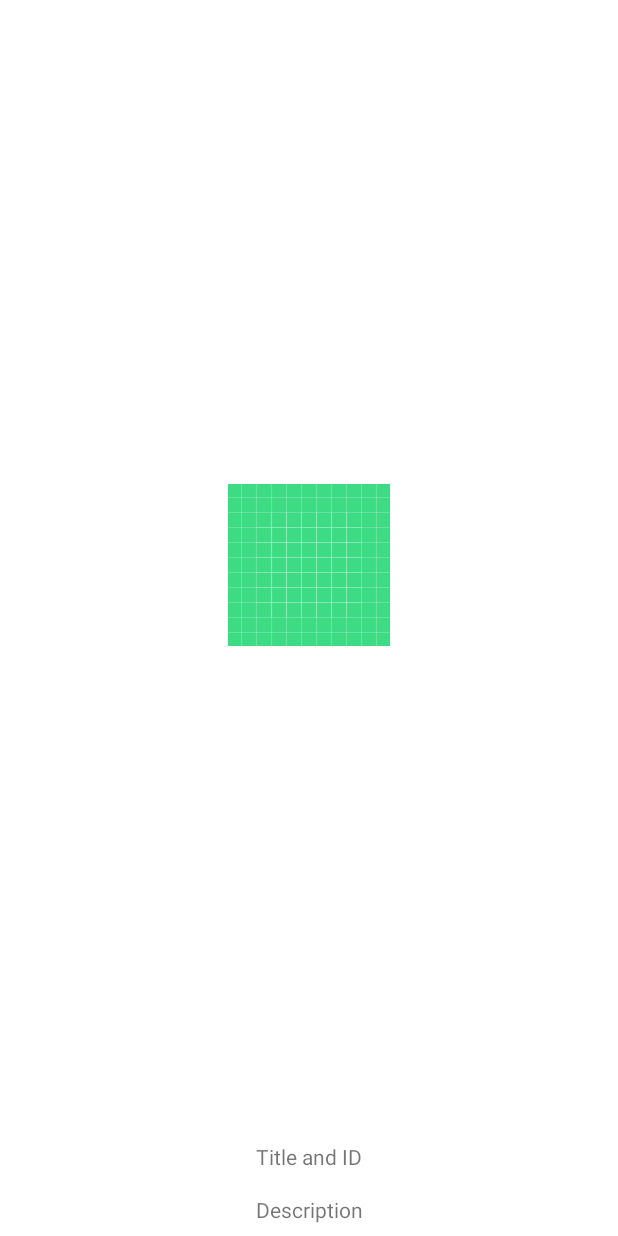
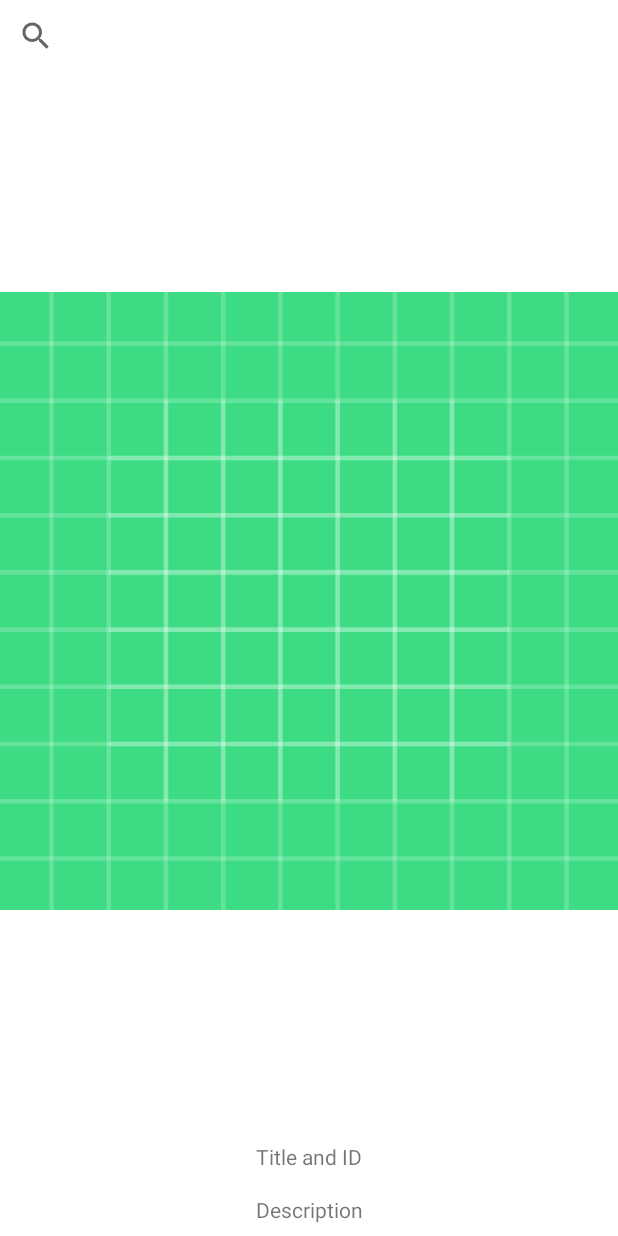
Before and after one commit to DaShagy/TPChallenges, an Android app: the layout activity_main.xml on its own in the app's theme, with its tools: preview values and no code run, on a phone screen of 412 x 824 dp. Run offline under Robolectric (Android 15) with nearby library versions, the phone set to English and light mode, and no system bars; network calls fail.

Commit message:
Using searchView to search movies from service

```diff
--- a/app/src/main/java/com/dashagy/tpchallenges/TheMovieDatabaseAPI.kt
+++ b/app/src/main/java/com/dashagy/tpchallenges/TheMovieDatabaseAPI.kt
@@ -3,9 +3,13 @@ package com.dashagy.tpchallenges
 import retrofit2.Response
 import retrofit2.http.GET
 import retrofit2.http.Path
+import retrofit2.http.Query
 
 interface TheMovieDatabaseAPI {
 
      @GET("movie/{movieId}?api_key=${Constants.API_KEY}")
      suspend fun getMovieById(@Path("movieId") movieId: Int): Response<Movie>
+
+     @GET("search/movie?api_key=${Constants.API_KEY}")
+     suspend fun searchMovieByName(@Query("query") query: String): Response<MovieList>
 }
--- a/app/src/main/res/layout/activity_main.xml
+++ b/app/src/main/res/layout/activity_main.xml
@@ -8,12 +8,13 @@
 
     <ImageView
         android:id="@+id/iv_movie_poster"
-        android:layout_width="wrap_content"
-        android:layout_height="wrap_content"
+        android:layout_width="match_parent"
+        android:layout_height="0dp"
+        android:contentDescription="poster"
         app:layout_constraintBottom_toTopOf="@+id/tv_movie_title"
         app:layout_constraintEnd_toEndOf="parent"
         app:layout_constraintStart_toStartOf="parent"
-        app:layout_constraintTop_toTopOf="parent"
+        app:layout_constraintTop_toBottomOf="@+id/sv_movie"
         tools:src="@drawable/ic_launcher_background" />
 
 
@@ -37,4 +38,14 @@
         app:layout_constraintStart_toStartOf="parent"
         tools:text="Description" />
 
+    <SearchView
+        android:id="@+id/sv_movie"
+        android:layout_width="match_parent"
+        android:layout_height="wrap_content"
+        android:inputType="textPersonName"
+        tools:text="Name"
+        app:layout_constraintStart_toStartOf="parent"
+        app:layout_constraintTop_toTopOf="parent" />
+
+
 </androidx.constraintlayout.widget.ConstraintLayout>
```
Also changed, not shown: app/src/main/java/com/dashagy/tpchallenges/MainActivity.kt (+31 -0 lines), app/src/main/java/com/dashagy/tpchallenges/MovieList.kt (added, +7 -0 lines).
